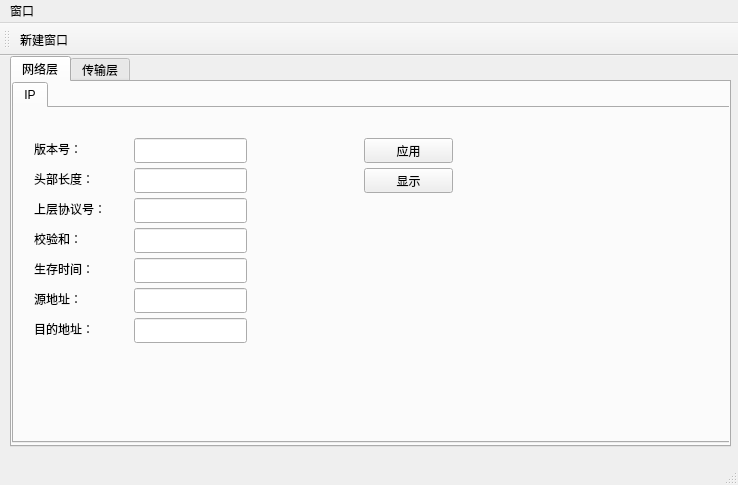
First picture: the form in UI/UItest/mainwindow.ui, repository LAuxin3619/PackSender, before the edit.
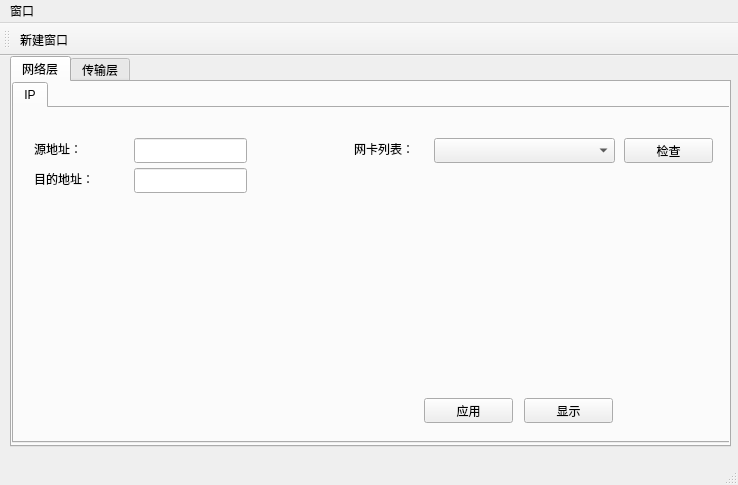
Second picture: the form after the edit. The open tabs and pages were chosen to show the change.

Diff of the .ui file:
```diff
--- a/UI/UItest/mainwindow.ui
+++ b/UI/UItest/mainwindow.ui
@@ -46,113 +46,11 @@
        <attribute name="title">
         <string>IP</string>
        </attribute>
-       <widget class="QLabel" name="label_18">
-        <property name="geometry">
-         <rect>
-          <x>20</x>
-          <y>120</y>
-          <width>91</width>
-          <height>21</height>
-         </rect>
-        </property>
-        <property name="text">
-         <string>校验和：</string>
-        </property>
-       </widget>
-       <widget class="QLineEdit" name="ipVer">
-        <property name="geometry">
-         <rect>
-          <x>120</x>
-          <y>30</y>
-          <width>113</width>
-          <height>25</height>
-         </rect>
-        </property>
-       </widget>
-       <widget class="QLineEdit" name="ipTTL">
-        <property name="geometry">
-         <rect>
-          <x>120</x>
-          <y>150</y>
-          <width>113</width>
-          <height>25</height>
-         </rect>
-        </property>
-       </widget>
-       <widget class="QLineEdit" name="ipUProto">
-        <property name="geometry">
-         <rect>
-          <x>120</x>
-          <y>90</y>
-          <width>113</width>
-          <height>25</height>
-         </rect>
-        </property>
-       </widget>
        <widget class="QLineEdit" name="ipSrc">
         <property name="geometry">
          <rect>
           <x>120</x>
-          <y>180</y>
-          <width>113</width>
-          <height>25</height>
-         </rect>
-        </property>
-       </widget>
-       <widget class="QLineEdit" name="ipLen">
-        <property name="geometry">
-         <rect>
-          <x>120</x>
-          <y>60</y>
-          <width>113</width>
-          <height>25</height>
-         </rect>
-        </property>
-       </widget>
-       <widget class="QLabel" name="label_13">
-        <property name="geometry">
-         <rect>
-          <x>20</x>
-          <y>150</y>
-          <width>91</width>
-          <height>21</height>
-         </rect>
-        </property>
-        <property name="text">
-         <string>生存时间：</string>
-        </property>
-       </widget>
-       <widget class="QLabel" name="label_16">
-        <property name="geometry">
-         <rect>
-          <x>20</x>
           <y>30</y>
-          <width>91</width>
-          <height>21</height>
-         </rect>
-        </property>
-        <property name="text">
-         <string>版本号：</string>
-        </property>
-       </widget>
-       <widget class="QLabel" name="label_17">
-        <property name="geometry">
-         <rect>
-          <x>20</x>
-          <y>90</y>
-          <width>91</width>
-          <height>21</height>
-         </rect>
-        </property>
-        <property name="text">
-         <string>上层协议号：</string>
-        </property>
-       </widget>
-       <widget class="QLineEdit" name="ipChkSum">
-        <property name="geometry">
-         <rect>
-          <x>120</x>
-          <y>120</y>
           <width>113</width>
           <height>25</height>
          </rect>
@@ -162,7 +60,7 @@
         <property name="geometry">
          <rect>
           <x>20</x>
-          <y>180</y>
+          <y>30</y>
           <width>91</width>
           <height>21</height>
          </rect>
@@ -171,24 +69,11 @@
          <string>源地址：</string>
         </property>
        </widget>
-       <widget class="QLabel" name="label_15">
-        <property name="geometry">
-         <rect>
-          <x>20</x>
-          <y>60</y>
-          <width>91</width>
-          <height>21</height>
-         </rect>
-        </property>
-        <property name="text">
-         <string>头部长度：</string>
-        </property>
-       </widget>
        <widget class="QPushButton" name="ipApplyBtn">
         <property name="geometry">
          <rect>
-          <x>350</x>
-          <y>30</y>
+          <x>410</x>
+          <y>290</y>
           <width>89</width>
           <height>25</height>
          </rect>
@@ -200,8 +85,8 @@
        <widget class="QPushButton" name="ipShowBtn">
         <property name="geometry">
          <rect>
-          <x>350</x>
-          <y>60</y>
+          <x>510</x>
+          <y>290</y>
           <width>89</width>
           <height>25</height>
          </rect>
@@ -214,7 +99,7 @@
         <property name="geometry">
          <rect>
           <x>120</x>
-          <y>210</y>
+          <y>60</y>
           <width>113</width>
           <height>25</height>
          </rect>
@@ -224,7 +109,7 @@
         <property name="geometry">
          <rect>
           <x>20</x>
-          <y>210</y>
+          <y>60</y>
           <width>91</width>
           <height>21</height>
          </rect>
@@ -233,6 +118,42 @@
          <string>目的地址：</string>
         </property>
        </widget>
+       <widget class="QComboBox" name="equipList">
+        <property name="geometry">
+         <rect>
+          <x>420</x>
+          <y>30</y>
+          <width>181</width>
+          <height>25</height>
+         </rect>
+        </property>
+       </widget>
+       <widget class="QLabel" name="label_15">
+        <property name="geometry">
+         <rect>
+          <x>340</x>
+          <y>30</y>
+          <width>91</width>
+          <height>21</height>
+         </rect>
+        </property>
+        <property name="text">
+         <string>网卡列表：</string>
+        </property>
+       </widget>
+       <widget class="QPushButton" name="checkEquip">
+        <property name="geometry">
+         <rect>
+          <x>610</x>
+          <y>30</y>
+          <width>89</width>
+          <height>25</height>
+         </rect>
+        </property>
+        <property name="text">
+         <string>检查</string>
+        </property>
+       </widget>
       </widget>
      </widget>
     </widget>
```
Left out of the diff: 167 changed lines with no effect on the pictures.
